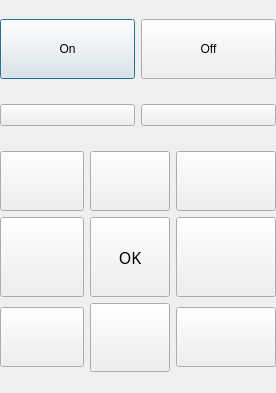
First picture: the form in remote.ui, repository simallaire/roku_gui_remote, before the edit.
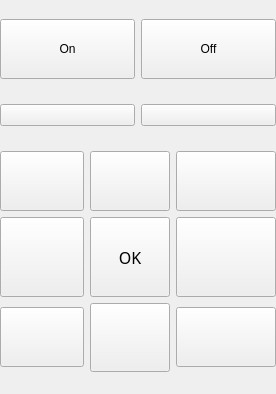
Second picture: the form after the edit. Icons and pictures are not drawn.

Commit message: Change from Dialog to Form Widget, relocate icons

```diff
--- a/remote.ui
+++ b/remote.ui
@@ -1,24 +1,15 @@
 <?xml version="1.0" encoding="UTF-8"?>
 <ui version="4.0">
- <class>Dialog</class>
- <widget class="QDialog" name="Dialog">
+ <class>Form</class>
+ <widget class="QWidget" name="Form">
   <property name="geometry">
    <rect>
     <x>0</x>
     <y>0</y>
     <width>276</width>
-    <height>393</height>
+    <height>394</height>
    </rect>
   </property>
-  <property name="sizePolicy">
-   <sizepolicy hsizetype="Expanding" vsizetype="Expanding">
-    <horstretch>0</horstretch>
-    <verstretch>0</verstretch>
-   </sizepolicy>
-  </property>
-  <property name="cursor">
-   <cursorShape>ArrowCursor</cursorShape>
-  </property>
   <property name="focusPolicy">
    <enum>Qt::NoFocus</enum>
   </property>
@@ -32,9 +23,6 @@
   <property name="windowOpacity">
    <double>0.950000000000000</double>
   </property>
-  <property name="autoFillBackground">
-   <bool>true</bool>
-  </property>
   <widget class="QWidget" name="verticalLayoutWidget">
    <property name="geometry">
     <rect>
```
Left out of the diff: 14 changed lines with no effect on the pictures. The commit also changes 12 other files.
